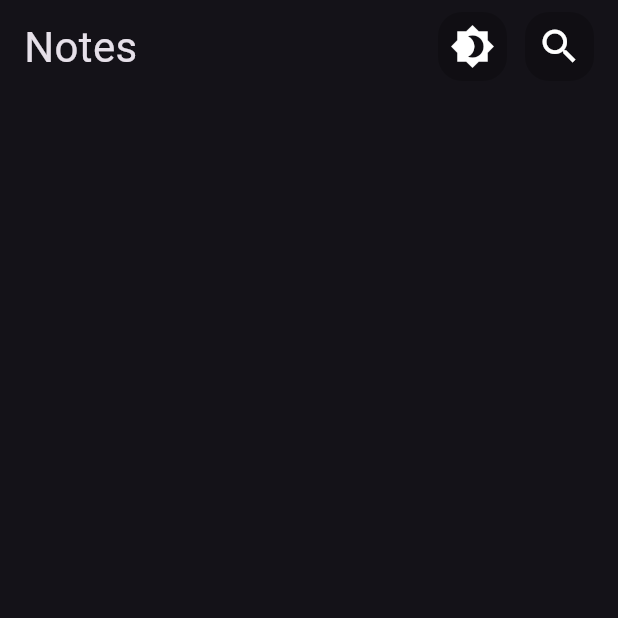
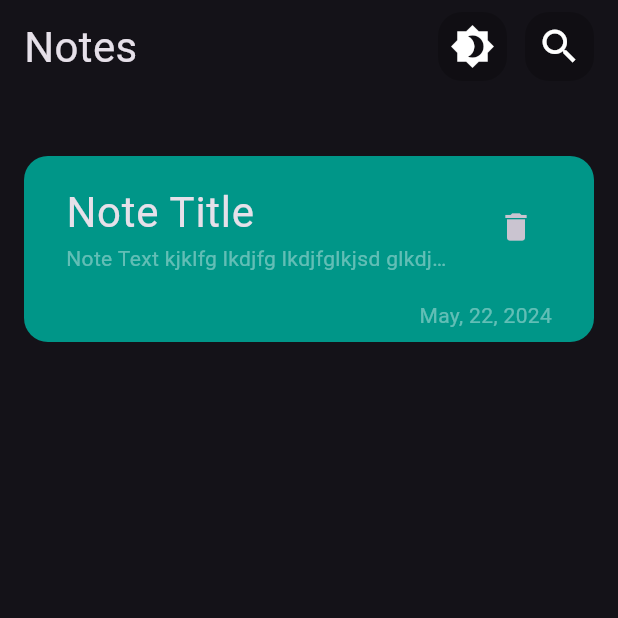
Before and after one commit to AliA5y/pretty_notes, a Flutter app: the screen it shows after launch, on a phone screen of 412 x 824 dp, the top half of it. Run offline on Flutter 3.47's test engine with Material 3 defaults, Android fonts, the phone set to English and light mode, and no system bars.

Commit message:
create note card and edit action button

```diff
--- a/lib/views/home_view_body.dart
+++ b/lib/views/home_view_body.dart
@@ -1,4 +1,5 @@
 import 'package:flutter/material.dart';
+import 'package:pretty_notes/views/widgets/note_card.dart';
 import 'package:pretty_notes/views/widgets/notes_app_bar.dart';
 
 class HomeViewBody extends StatelessWidget {
@@ -10,6 +11,7 @@ class HomeViewBody extends StatelessWidget {
       children: [
         NotesAppBar(),
         SizedBox(height: 50),
+        NoteCard(),
       ],
     );
   }
--- a/lib/views/widgets/action_bottun.dart
+++ b/lib/views/widgets/action_bottun.dart
@@ -7,17 +7,18 @@ class ActionBottun extends StatelessWidget {
 
   @override
   Widget build(BuildContext context) {
-    return Container(
+    return GestureDetector(
+      onTap: onTap,
+      child: Container(
         padding: const EdgeInsets.all(8),
         decoration: BoxDecoration(
             color: Colors.black.withOpacity(0.2),
             borderRadius: const BorderRadius.all(Radius.circular(16))),
-      child: GestureDetector(
-          onTap: onTap,
         child: Icon(
           icon,
           size: 30,
-          )),
+        ),
+      ),
     );
   }
 }
--- /dev/null
+++ b/lib/views/widgets/note_card.dart
@@ -0,0 +1,47 @@
+import 'package:flutter/material.dart';
+
+class NoteCard extends StatelessWidget {
+  const NoteCard({super.key, this.onTap});
+  final void Function()? onTap;
+
+  @override
+  Widget build(BuildContext context) {
+    return Padding(
+      padding: const EdgeInsets.symmetric(horizontal: 16.0),
+      child: Container(
+          padding: const EdgeInsets.symmetric(horizontal: 28, vertical: 8),
+          decoration: const BoxDecoration(
+            color: Colors.teal,
+            borderRadius: BorderRadius.all(
+              Radius.circular(16),
+            ),
+          ),
+          child: Column(
+            crossAxisAlignment: CrossAxisAlignment.end,
+            children: [
+              ListTile(
+                contentPadding: const EdgeInsets.all(0),
+                title: const Text(
+                  'Note Title',
+                  style: TextStyle(fontSize: 28),
+                ),
+                subtitle: const Text(
+                  'Note Text kjklfg lkdjfg lkdjfglkjsd glkdjglk dglksdjgklds gldskjg sdglkjdsklg dslkjglksd glkdsjglk sdglksdjg ',
+                  overflow: TextOverflow.ellipsis,
+                  style: TextStyle(color: Colors.white38),
+                ),
+                trailing: IconButton(
+                    padding: const EdgeInsets.all(8),
+                    onPressed: () {},
+                    icon: const Icon(Icons.delete)),
+              ),
+              const SizedBox(height: 10),
+              const Text(
+                'May, 22, 2024',
+                style: TextStyle(color: Colors.white38),
+              ),
+            ],
+          )),
+    );
+  }
+}
```
Lines whose indentation alone changed are shown as unchanged.
